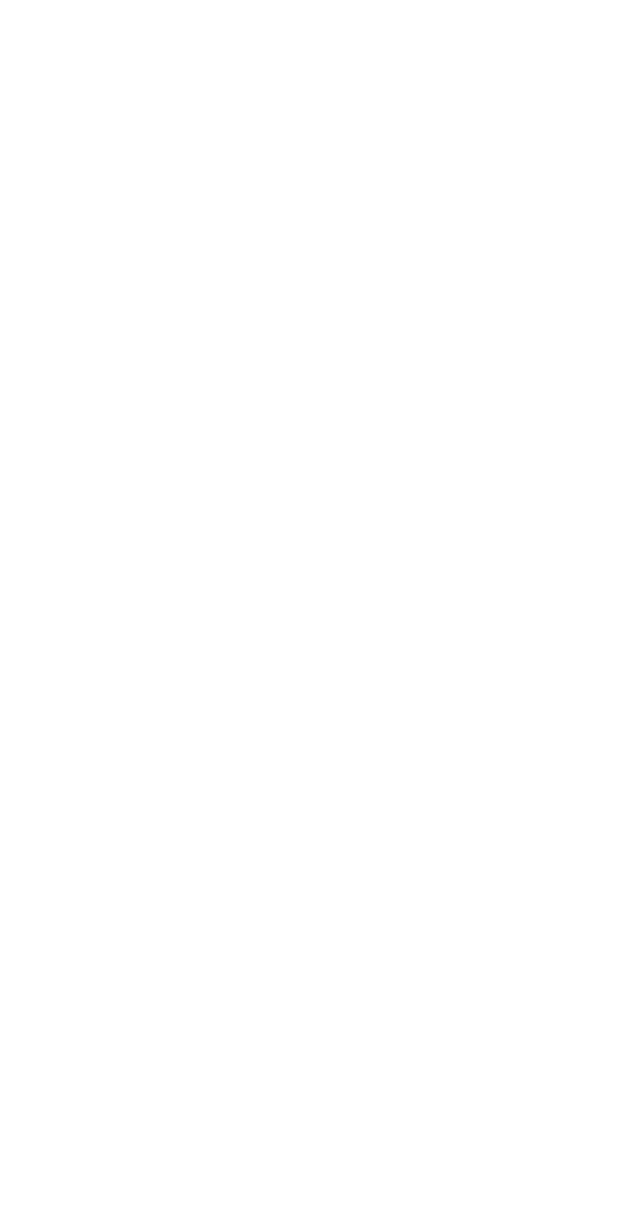
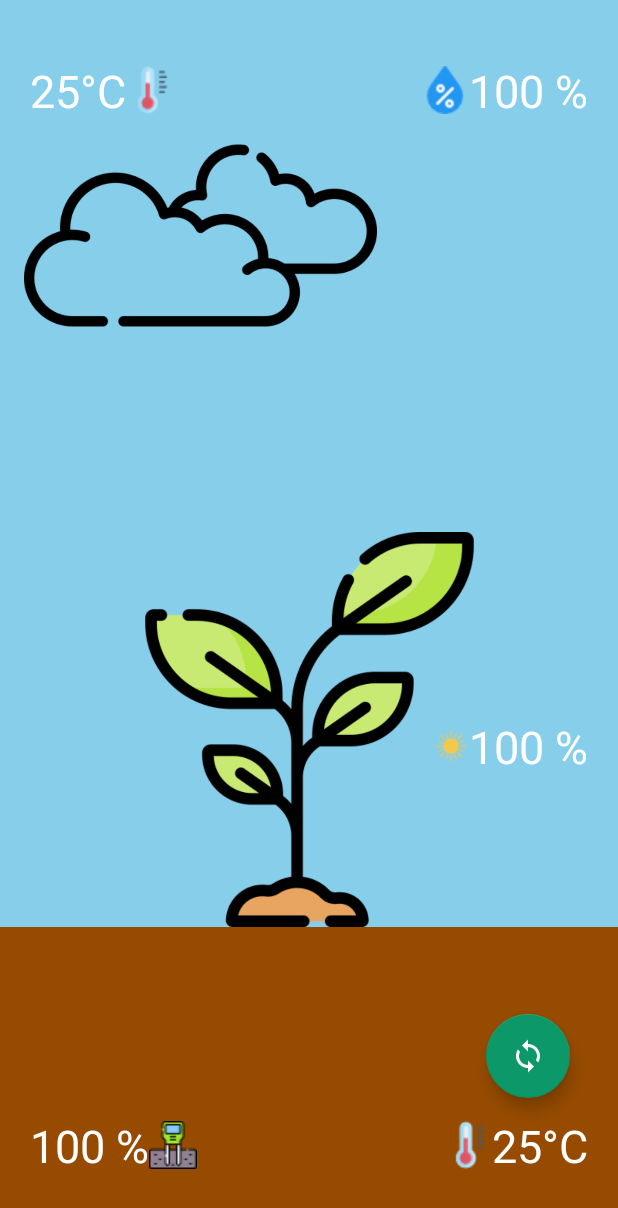
Before and after one commit to devtitans-equipe01/plant.io, an Android app: the screen it shows after launch (MainActivity), on a phone screen of 412 x 824 dp. Before the commit the part shown is empty. Shown: the top 1208 px of the screen. Run offline under Robolectric (Android 15) with nearby library versions, the phone set to English and light mode, and no system bars.

Commit message:
DONE: UI Design of Plantio Android Application

```diff
--- /dev/null
+++ b/PlantioApp/app/src/main/res/drawable/ic_loop.xml
@@ -0,0 +1,5 @@
+<vector android:height="24dp" android:tint="#FFFFFF"
+    android:viewportHeight="24" android:viewportWidth="24"
+    android:width="24dp" xmlns:android="http://schemas.android.com/apk/res/android">
+    <path android:fillColor="@android:color/white" android:pathData="M12,4L12,1L8,5l4,4L12,6c3.31,0 6,2.69 6,6 0,1.01 -0.25,1.97 -0.7,2.8l1.46,1.46C19.54,15.03 20,13.57 20,12c0,-4.42 -3.58,-8 -8,-8zM12,18c-3.31,0 -6,-2.69 -6,-6 0,-1.01 0.25,-1.97 0.7,-2.8L5.24,7.74C4.46,8.97 4,10.43 4,12c0,4.42 3.58,8 8,8v3l4,-4 -4,-4v3z"/>
+</vector>
--- /dev/null
+++ b/PlantioApp/app/src/main/res/drawable/shape_border.xml
@@ -0,0 +1,8 @@
+<?xml version="1.0" encoding="utf-8"?>
+<shape xmlns:android="http://schemas.android.com/apk/res/android"
+    android:shape="rectangle">
+    <solid android:color="@color/brown_700"/>
+    <stroke android:width="0dp" android:color="#fff" />
+    <size android:width="28dp" android:height="28dp"/>
+    <padding android:top="20dp" />
+</shape>
--- a/PlantioApp/app/src/main/res/layout/activity_main.xml
+++ b/PlantioApp/app/src/main/res/layout/activity_main.xml
@@ -1,6 +1,140 @@
 <?xml version="1.0" encoding="utf-8"?>
-<androidx.constraintlayout.widget.ConstraintLayout xmlns:android="http://schemas.android.com/apk/res/android"
+<androidx.constraintlayout.widget.ConstraintLayout
+    xmlns:android="http://schemas.android.com/apk/res/android"
+    xmlns:app="http://schemas.android.com/apk/res-auto"
+    xmlns:tools="http://schemas.android.com/tools"
     android:layout_width="match_parent"
     android:layout_height="match_parent">
 
+
+
+    <ImageView
+        android:id="@+id/img_climate"
+        android:layout_width="0dp"
+        android:layout_height="0dp"
+        app:layout_constraintEnd_toEndOf="parent"
+        app:layout_constraintStart_toStartOf="parent"
+        app:layout_constraintTop_toTopOf="parent"
+        android:src="@color/skyblue"
+        app:layout_constraintBottom_toBottomOf="@id/guideline"
+        />
+
+    <TextView
+        android:id="@+id/txt_at"
+        android:layout_width="wrap_content"
+        android:layout_height="wrap_content"
+        android:layout_marginStart="20dp"
+        android:layout_marginTop="40dp"
+        android:text="25°C"
+        android:drawableRight="@drawable/temperatura"
+        android:textColor="@color/white"
+        android:textSize="30sp"
+        app:layout_constraintStart_toStartOf="parent"
+        app:layout_constraintTop_toTopOf="parent" />
+
+    <TextView
+        android:id="@+id/txt_am"
+        android:layout_width="wrap_content"
+        android:layout_height="wrap_content"
+        android:layout_marginTop="40dp"
+        android:layout_marginEnd="20dp"
+        android:text="100 %"
+        android:drawableLeft="@drawable/umidade"
+        android:textColor="@color/white"
+        android:textSize="30dp"
+        app:layout_constraintEnd_toEndOf="parent"
+        app:layout_constraintTop_toTopOf="parent" />
+
+    <TextView
+        android:id="@+id/txt_lm"
+        android:layout_width="wrap_content"
+        android:layout_height="wrap_content"
+        android:layout_marginEnd="20dp"
+        android:layout_marginBottom="100dp"
+        android:text="100 %"
+        android:drawableLeft="@drawable/brilho"
+        android:textColor="@color/white"
+        android:textSize="30sp"
+        app:layout_constraintBottom_toTopOf="@+id/guideline"
+        app:layout_constraintEnd_toEndOf="parent" />
+
+    <androidx.constraintlayout.widget.Guideline
+        android:id="@+id/guideline"
+        android:layout_width="wrap_content"
+        android:layout_height="wrap_content"
+        android:orientation="horizontal"
+        app:layout_constraintGuide_percent="0.75" />
+
+    <ImageView
+        android:id="@+id/img_soil"
+        android:layout_width="0dp"
+        android:layout_height="0dp"
+        app:layout_constraintEnd_toEndOf="parent"
+        app:layout_constraintStart_toStartOf="parent"
+        app:layout_constraintTop_toTopOf="@id/guideline"
+        android:background="@drawable/shape_border"
+        app:layout_constraintBottom_toBottomOf="parent"
+        />
+
+    <ImageView
+        android:id="@+id/img_plant"
+        android:layout_width="234dp"
+        android:layout_height="263dp"
+        android:scaleType="centerCrop"
+        android:src="@drawable/plant_live"
+        app:layout_constraintBottom_toBottomOf="@id/guideline"
+        app:layout_constraintEnd_toEndOf="parent"
+        app:layout_constraintStart_toStartOf="parent" />
+
+    <ImageView
+        android:id="@+id/img_cloud"
+        android:layout_width="235dp"
+        android:layout_height="152dp"
+        android:scaleType="centerCrop"
+        android:src="@drawable/nuvem"
+        app:layout_constraintEnd_toEndOf="parent"
+        app:layout_constraintHorizontal_bias="0.09"
+        app:layout_constraintStart_toStartOf="parent"
+        app:layout_constraintTop_toBottomOf="@+id/txt_at" />
+
+    <TextView
+        android:id="@+id/txt_sm"
+        app:layout_constraintBottom_toBottomOf="parent"
+        app:layout_constraintStart_toStartOf="parent"
+        android:layout_width="wrap_content"
+        android:layout_height="wrap_content"
+        android:text="100 %"
+        android:textSize="30dp"
+        android:drawableRight="@drawable/umidadesolo"
+        android:textColor="@color/white"
+        android:layout_marginBottom="40dp"
+        android:layout_marginStart="20dp"
+        />
+
+    <TextView
+        android:id="@+id/txt_st"
+        app:layout_constraintBottom_toBottomOf="parent"
+        app:layout_constraintEnd_toEndOf="parent"
+        android:layout_width="wrap_content"
+        android:layout_height="wrap_content"
+        android:text="25°C"
+        android:textSize="30dp"
+        android:drawableLeft="@drawable/temperatura"
+        android:textColor="@color/white"
+        android:layout_marginBottom="40dp"
+        android:layout_marginEnd="20dp"
+        />
+
+    <com.google.android.material.floatingactionbutton.FloatingActionButton
+        android:id="@+id/add_fab"
+        android:layout_width="wrap_content"
+        android:layout_height="wrap_content"
+        android:layout_gravity="end"
+        android:layout_marginEnd="32dp"
+        android:layout_marginBottom="92dp"
+        android:src="@drawable/ic_loop"
+        app:fabSize="normal"
+        app:layout_constraintBottom_toBottomOf="parent"
+        app:layout_constraintEnd_toEndOf="parent" />
+
 </androidx.constraintlayout.widget.ConstraintLayout>
--- a/PlantioApp/app/src/main/res/values/colors.xml
+++ b/PlantioApp/app/src/main/res/values/colors.xml
@@ -8,4 +8,7 @@
     <color name="black">#FF000000</color>
     <color name="white">#FFFFFFFF</color>
     <color name="green_splash">#0C9869</color>
+    <color name="brown_700">#964B00</color>
+    <color name="brown_100">#d2b48c</color>
+    <color name="skyblue">#87ceeb</color>
 </resources>
--- a/PlantioApp/app/src/main/res/values/themes.xml
+++ b/PlantioApp/app/src/main/res/values/themes.xml
@@ -13,9 +13,9 @@
         <item name="colorPrimaryVariant">@color/purple_700</item>
         <item name="colorOnPrimary">@color/white</item>
         <!-- Secondary brand color. -->
-        <item name="colorSecondary">@color/teal_200</item>
+        <item name="colorSecondary">@color/green_splash</item>
         <item name="colorSecondaryVariant">@color/teal_700</item>
-        <item name="colorOnSecondary">@color/black</item>
+        <item name="colorOnSecondary">@color/white</item>
         <!-- Status bar color. -->
         <item name="android:statusBarColor" tools:targetApi="l">?attr/colorPrimaryVariant</item>
         <!-- Customize your theme here. -->
```
Also changed, not shown: PlantioApp/app/src/main/res/drawable/brilho.png (added), PlantioApp/app/src/main/res/drawable/nuvem.png (added), PlantioApp/app/src/main/res/drawable/plant_live.png (added), PlantioApp/app/src/main/res/drawable/plant_not_connected.png (added), PlantioApp/app/src/main/res/drawable/temperatura.png (added), PlantioApp/app/src/main/res/drawable/umidade.png (added), PlantioApp/app/src/main/res/drawable/umidadesolo.png (added).
